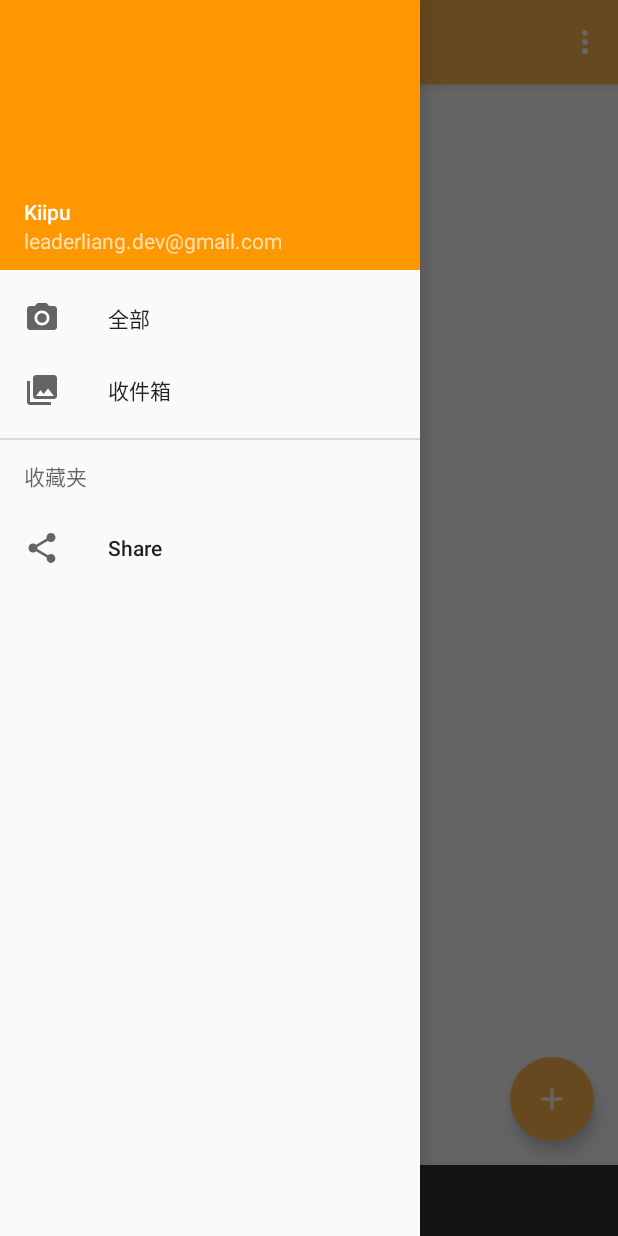
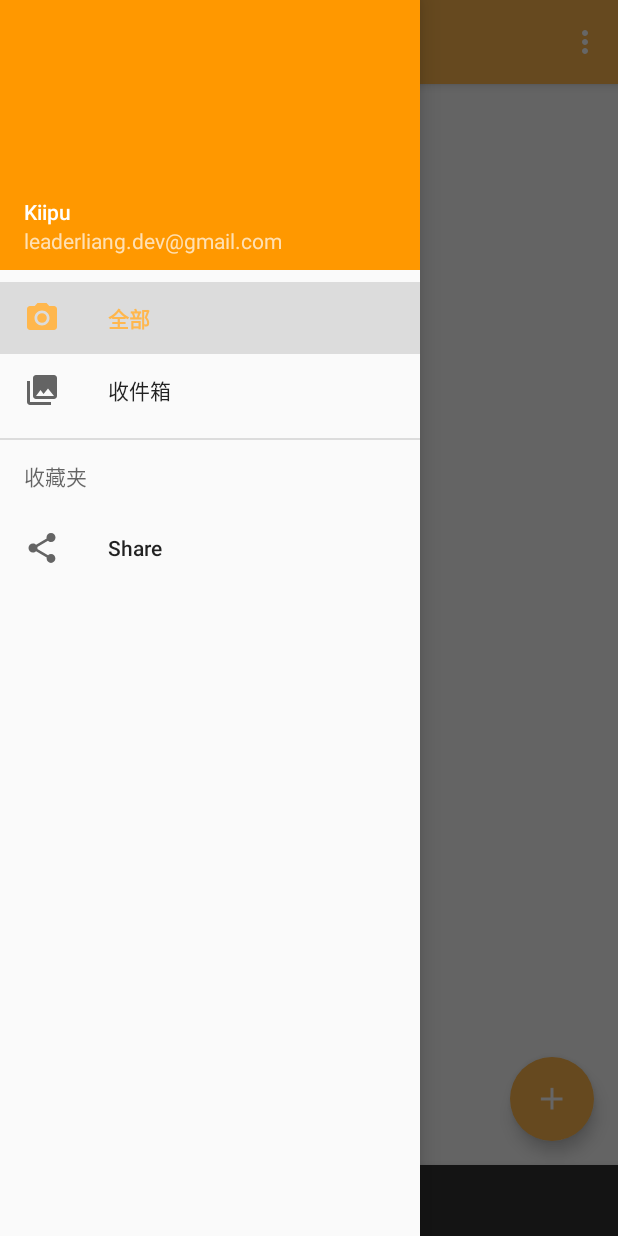
Before and after one commit to leaderliang/kiipu-android, an Android app: the BookMarkActivity screen opened directly, with no data from a screen before it, with the side drawer open, on a phone screen of 412 x 824 dp. Run offline under Robolectric (Android 15) with nearby library versions, the phone set to English and light mode, and no system bars; libraries missing offline, so code that uses them is left out: com.chad.library; pictures from the network do not load; 12 statements that could not run were skipped.

Commit message:
1、默认一进来，左边就选中“全部”（高亮显示），选中全部的时候，title就显示kiipu 2、删除无用代码

```diff
--- a/kiipu/build.gradle
+++ b/kiipu/build.gradle
@@ -28,7 +28,7 @@ android {
         // Enabling multidex support.
         multiDexEnabled true
         versionCode 1
-        versionName "1.0.1"
+        versionName "1.0.2"
         testInstrumentationRunner "android.support.test.runner.AndroidJUnitRunner"
     }
 
--- a/kiipu/src/main/java/com/mycreat/kiipu/activity/BookMarkActivity.java
+++ b/kiipu/src/main/java/com/mycreat/kiipu/activity/BookMarkActivity.java
@@ -1,10 +1,7 @@
 package com.mycreat.kiipu.activity;
 
-import android.app.ActivityOptions;
 import android.content.DialogInterface;
-import android.content.Intent;
 import android.graphics.Color;
-import android.os.Build;
 import android.os.Bundle;
 import android.support.design.widget.FloatingActionButton;
 import android.support.design.widget.NavigationView;
@@ -19,7 +16,6 @@ import android.support.v7.widget.Toolbar;
 import android.text.Editable;
 import android.text.TextUtils;
 import android.text.TextWatcher;
-import android.transition.Explode;
 import android.util.Log;
 import android.view.*;
 import android.widget.*;
@@ -38,7 +34,6 @@ import com.mycreat.kiipu.model.UserInfo;
 import com.mycreat.kiipu.utils.*;
 import com.mycreat.kiipu.view.CustomAnimation;
 import com.mycreat.kiipu.view.MyBottomSheetDialog;
-import com.mycreat.kiipu.view.RequestErrorLayout;
 import com.mycreat.kiipu.view.RoundImageView;
 import retrofit2.Call;
 import retrofit2.Callback;
@@ -53,12 +48,10 @@ import java.util.List;
  * @author leaderliang
  */
 public class BookMarkActivity extends BaseActivity
-        implements NavigationView.OnNavigationItemSelectedListener, BaseQuickAdapter.RequestLoadMoreListener, SwipeRefreshLayout.OnRefreshListener {
+        implements NavigationView.OnNavigationItemSelectedListener,
+        BaseQuickAdapter.RequestLoadMoreListener, SwipeRefreshLayout.OnRefreshListener {
 
-    private final int SPAN_COUNT = 2;
-    /**
-     * 0 pull; 1 load more
-     */
+    /* 0 pull; 1 load more */
     private int REFRESH_TYPE = 0;
 
     private FloatingActionButton mFloatingActionButton;
@@ -66,7 +59,7 @@ public class BookMarkActivity extends BaseActivity
     private Toolbar toolbar;
 
     private DrawerLayout drawer;
-    //  left menu
+    /* left menu */
     private NavigationView navigationView;
 
     private String itemId = "";
@@ -85,14 +78,6 @@ public class BookMarkActivity extends BaseActivity
 
     private TextView mTvTitle, mTvUrl, mTvUserName;
 
-    private final int PAGE_SIZE = 10;
-
-    private List<Bookmark> mBookmarkList = new ArrayList<>();
-
-    private List<Bookmark> requestData = new ArrayList<>();
-
-    private List<Collections> mCollectionList = new ArrayList<>();
-
     private UserInfo mUserInfo;
 
     private View headerView;
@@ -102,6 +87,14 @@ public class BookMarkActivity extends BaseActivity
     public Button finalButton;
 
     private String inputName, collectionId = Constants.ALL_COLLECTION, viewTheme;
+
+    private MenuItem menuAllItem;
+
+    private List<Bookmark> mBookmarkList = new ArrayList<>();
+
+    private List<Bookmark> requestData = new ArrayList<>();
+
+    private List<Collections> mCollectionList = new ArrayList<>();
 
     @Override
     protected void onCreate(Bundle savedInstanceState) {
@@ -122,6 +115,8 @@ public class BookMarkActivity extends BaseActivity
 
         headerView = navigationView.getHeaderView(0);
 
+        menuAllItem = navigationView.getMenu().findItem(R.id.nav_all_bookmark);
+
         mIvUserHeader = (RoundImageView) headerView.findViewById(R.id.iv_user_icon);
 
         mTvUserName = (TextView) headerView.findViewById(R.id.tv_user_name);
@@ -136,13 +131,13 @@ public class BookMarkActivity extends BaseActivity
 
         recyclerView = initViewById(R.id.recyclerView);
 
-        swipeToLoadLayout.setColorSchemeColors(Color.parseColor("#FFB74D"));
+        swipeToLoadLayout.setColorSchemeColors(Color.parseColor(Constants.DEFAULT_COLOR));
 
         swipeToLoadLayout.setRefreshing(true);
 
         setSupportActionBar(toolbar);
-
-//        navigationView.setItemIconTintList(null);// set menu item default color
+        /*set item all checked default*/
+        menuAllItem.setChecked(true);
 
         ActionBarDrawerToggle toggle = new ActionBarDrawerToggle(
                 this, drawer, toolbar, R.string.navigation_drawer_open, R.string.navigation_drawer_close);
@@ -152,27 +147,9 @@ public class BookMarkActivity extends BaseActivity
         toggle.syncState();
         //如果可以确定每个item的高度是固定的，设置这个选项可以提高性能
         recyclerView.setHasFixedSize(true);
-        // 创建线性布局
-        //LinearLayoutManager mLinearLayoutManager = new LinearLayoutManager(this);
-        //mLinearLayoutManager.setOrientation(LinearLayoutManager.VERTICAL);
-        //mRecyclerView.setLayoutManager(mLinearLayoutManager);
 
-        /**
-         * spanCount，每列或者每行的item个数，设置为1，就是列表样式  该构造函数默认是竖直方向的网格样式,每列或者每行的item个数，设置为1，就是列表样式
-         * 网格样式的方向，水平（OrientationHelper.HORIZONTAL）或者竖直（OrientationHelper.VERTICAL）
-         * reverseLayout，是否逆向，true：布局逆向展示，false：布局正向显示
-         * GirdLayoutManage other style
-         * */
-        GridLayoutManager mGirdLayoutManager = new GridLayoutManager(this, SPAN_COUNT, GridLayoutManager.VERTICAL, false);
+        GridLayoutManager mGirdLayoutManager = new GridLayoutManager(this, Constants.SPAN_COUNT, GridLayoutManager.VERTICAL, false);
         recyclerView.setLayoutManager(mGirdLayoutManager);
-        // 创建 瀑布流
-        //StaggeredGridLayoutManager staggeredGridLayoutManager=new StaggeredGridLayoutManager(SPAN_COUNT,OrientationHelper.VERTICAL);
-        //mRecyclerView.setLayoutManager(staggeredGridLayoutManager);
-
-        // StaggeredGridLayoutManager 管理 RecyclerView的布局  瀑布流   http://blog.csdn.net/zhangphil/article/details/47604581
-        //RecyclerView.LayoutManager mLayoutManager;
-        //StaggeredGridLayoutManager mLayoutManager = new StaggeredGridLayoutManager(SPAN_COUNT, StaggeredGridLayoutManager.VERTICAL);
-        //mRecyclerView.setLayoutManager(mLayoutManager);
 
         adapter = new BookMarkAdapter(this);
         adapter.setOnLoadMoreListener(BookMarkActivity.this, recyclerView);
@@ -185,7 +162,7 @@ public class BookMarkActivity extends BaseActivity
             @Override
             public void onSimpleItemClick(BaseQuickAdapter adapter, View view, int position) {
                 Bookmark bookmark = requestData.get(position);
-                viewTheme = TextUtils.isEmpty(bookmark.viewTheme) ? "FFB74D" : bookmark.viewTheme;
+                viewTheme = TextUtils.isEmpty(bookmark.viewTheme) ? Constants.DEFAULT_COLOR_VALUE : bookmark.viewTheme;
                 String url = bookmark.info.getUrl();
 //                CustomTabsIntent.Builder builder = new CustomTabsIntent.Builder();
 //                builder.setToolbarColor(Color.parseColor("#FFB74D"));
@@ -285,13 +262,10 @@ public class BookMarkActivity extends BaseActivity
             // Handle the camera action
 //            if (Build.VERSION.SDK_INT >= Build.VERSION_CODES.LOLLIPOP) {
 //                getWindow().setExitTransition(new Explode());
-//                startActivity(new Intent(this, RecycleViewActivity.class),
-//                        ActivityOptions.makeSceneTransitionAnimation(this).toBundle());
-//            } else {
-//                startActivity(new Intent(this, RecycleViewActivity.class));
-//            }
+//                startActivity(new Intent(this, RecycleViewActivity.class), ActivityOptions.makeSceneTransitionAnimation(this).toBundle());
+//            } else { startActivity(new Intent(this, RecycleViewActivity.class));}
             collectionId = Constants.ALL_COLLECTION;
-            toolbar.setTitle(getString(R.string.all));
+            toolbar.setTitle(getString(R.string.app_name));
             getBookmarkList();
         } else if (id == R.id.nav_inbox) {/* all bookmarks  传0  或者不传 collection_id */
             collectionId = Constants.INBOX;
@@ -331,7 +305,7 @@ public class BookMarkActivity extends BaseActivity
     private void getBookmarkList() {
         String lastItemId = mBookmarkList.size() > 0 ? mBookmarkList.get(mBookmarkList.size() - 1).id : "";
         itemId = REFRESH_TYPE == 0 ? "" : lastItemId;
-        Call<List<Bookmark>> call = mKiipuApplication.mRetrofitService.getBookmarkList(userAccessToken, PAGE_SIZE, itemId, collectionId);
+        Call<List<Bookmark>> call = mKiipuApplication.mRetrofitService.getBookmarkList(userAccessToken, Constants.PAGE_SIZE, itemId, collectionId);
         call.enqueue(new Callback<List<Bookmark>>() {
             @Override
             public void onResponse(Call<List<Bookmark>> call, Response<List<Bookmark>> response) {
@@ -346,7 +320,7 @@ public class BookMarkActivity extends BaseActivity
                         requestData.addAll(mBookmarkList);
                         adapter.addData(mBookmarkList);
                         adapter.loadMoreComplete();// 数据加载完成
-                        if (mBookmarkList.size() < PAGE_SIZE) {// 没有更多数据
+                        if (mBookmarkList.size() < Constants.PAGE_SIZE) {// 没有更多数据
                             adapter.loadMoreEnd(false);
                         }
                     }
```
Also changed, not shown: kiipu/src/main/java/com/mycreat/kiipu/utils/Constants.java (+7 -0 lines), kiipu/src/main/res/layout/view_empty.xml (+6 -9 lines), 1 other file.
